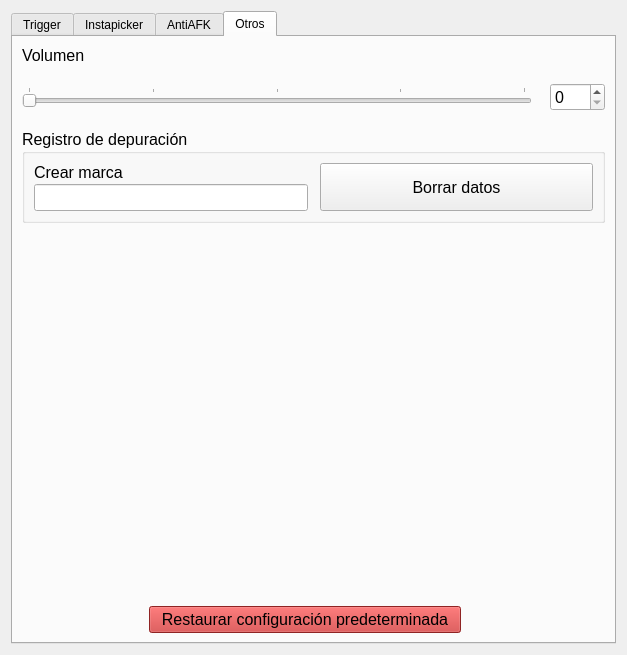
Above: flanatrigo/resources/central_widget.ui from AlejandroRoJ/flanatrigo before the change. Below: the same form after it.
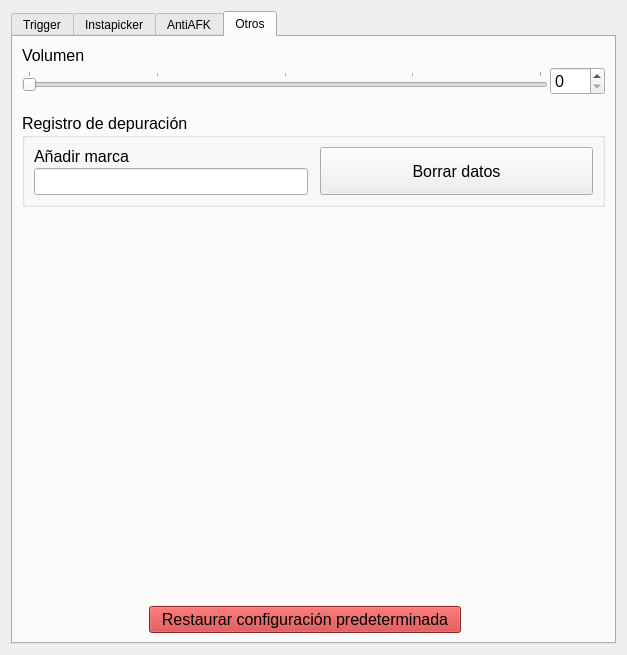
That is the form after the change. The open tabs and pages were chosen to show the change. Custom widgets are drawn as their Qt base class.

What changed in the file:
```diff
--- a/flanatrigo/resources/central_widget.ui
+++ b/flanatrigo/resources/central_widget.ui
@@ -1789,6 +1789,9 @@
        </property>
        <item>
         <layout class="QVBoxLayout" name="verticalLayout_29">
+         <property name="spacing">
+          <number>2</number>
+         </property>
          <item>
           <widget class="QLabel" name="label_volume">
            <property name="sizePolicy">
@@ -1891,7 +1894,7 @@
                </font>
               </property>
               <property name="text">
-               <string>Crear marca</string>
+               <string>Añadir marca</string>
               </property>
              </widget>
             </item>
```
